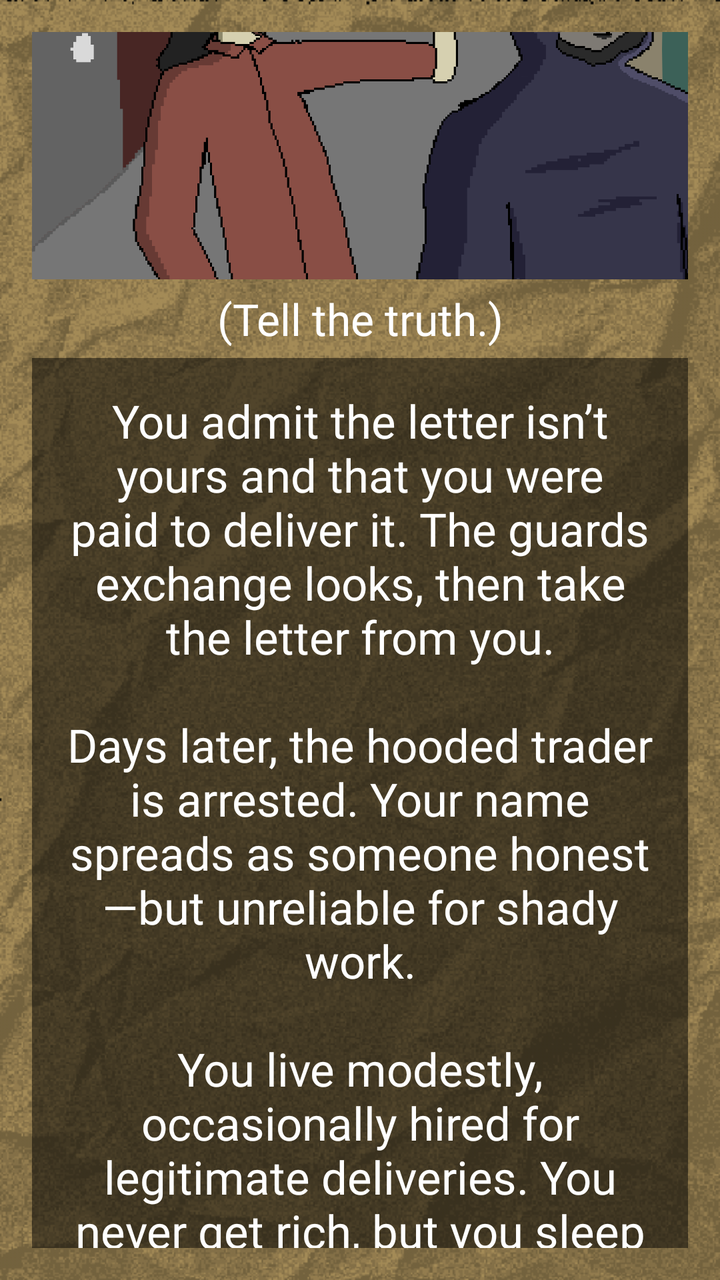
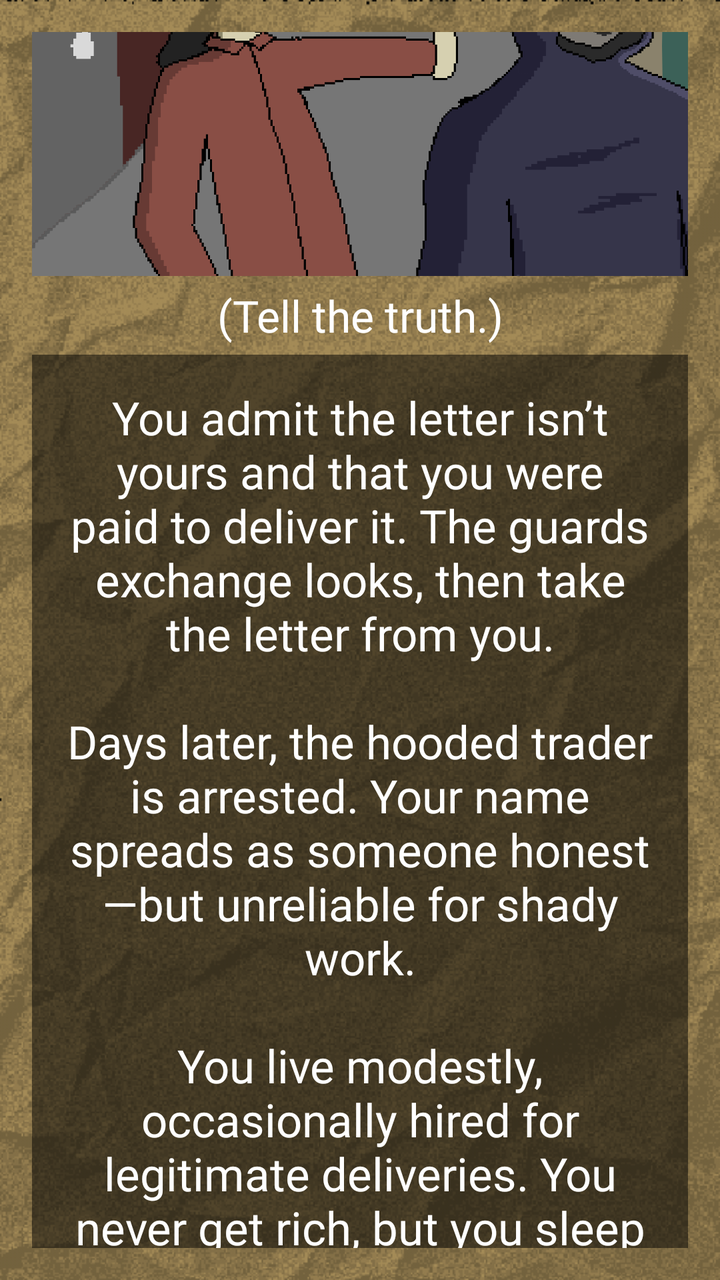

Two renders of the same Android screen: before a commit and after it. Below are the layout's source before the change and the commit's diff.
<!-- AndroidManifest.xml: application theme Theme.ChoiceQuest -->
<!-- res/layout/activity_page2_1_2_1_1_1_1.xml -->
<?xml version="1.0" encoding="utf-8"?>
<LinearLayout xmlns:android="http://schemas.android.com/apk/res/android"
    xmlns:app="http://schemas.android.com/apk/res-auto"
    xmlns:tools="http://schemas.android.com/tools"
    android:id="@+id/page2_1_2_1_1_1_1"
    android:layout_width="match_parent"
    android:layout_height="match_parent"
    android:gravity="center"
    android:orientation="vertical"
    android:background="@drawable/papertexture_"
    android:backgroundTint="#f8e7c2"
    android:backgroundTintMode="multiply"
    android:padding="16dp"
    tools:context=".Page2_1_2_1_1_1_1">

    <View
        android:layout_width="match_parent"
        android:layout_height="0dp"
        android:layout_weight="0.1"/>

    <ImageView
        android:id="@+id/imageView"
        android:layout_width="412dp"
        android:layout_height="250dp"
        android:src="@drawable/page2_1_2_1_1_1_1"/>

    <View
        android:layout_width="match_parent"
        android:layout_height="1dp"
        android:layout_weight="0.1"/>

    <TextView
        android:layout_width="match_parent"
        android:layout_height="wrap_content"
        android:gravity="center"
        android:fontFamily="@font/pixelspace"
        android:padding="5dp"
        android:text="(Tell the truth.)"
        android:textColor="@color/white"
        android:textSize="22sp" />

    <TextView
        android:layout_width="match_parent"
        android:layout_height="wrap_content"
        android:id="@+id/tv_page2_1_2_1_1_1_1"
        android:layout_marginBottom="16dp"
        android:background="#80000000"
        android:fontFamily="@font/pixelgame_font"
        android:gravity="center"
        android:padding="16dp"
        android:text="You admit the letter isn’t yours and that you were paid to deliver it. The guards exchange looks, then take the letter from you.\n\nDays later, the hooded trader is arrested. Your name spreads as someone honest—but unreliable for shady work.\n\nYou live modestly, occasionally hired for legitimate deliveries. You never get rich, but you sleep without fear."
        android:textColor="@color/white"
        android:textSize="23sp" />

    <View
        android:layout_width="match_parent"
        android:layout_height="1dp"
        android:layout_weight="0.1"/>

    <Button
        android:layout_width="410dp"
        android:layout_height="45dp"
        android:fontFamily="@font/quest_font"
        android:background="@android:color/transparent"
        android:textSize="12sp"
        android:layout_marginBottom="16dp"
        android:text="Go Back to Title Page"
        android:onClick="title7" />

    <View
        android:layout_width="match_parent"
        android:layout_height="0dp"
        android:layout_weight="1"/>

</LinearLayout>
<!-- resources referenced by this layout -->
<resources>
  <color name="white">#FFFFFF</color>
  <!-- drawable page2_1_2_1_1_1_1: png bitmap (drawable, 30021 bytes) -->
  <!-- drawable papertexture_: png bitmap (drawable, 156948 bytes) -->
  <style name="Theme.ChoiceQuest" parent="Base.Theme.ChoiceQuest" />
  <style name="Base.Theme.ChoiceQuest" parent="Theme.Material3.DayNight.NoActionBar">
          
          
      </style>
</resources>

<!-- the commit's change to res/layout/activity_page2_1_2_1_1_1_1.xml (unified diff, before → after) -->
@@ -58,11 +58,12 @@
         android:layout_weight="0.1"/>
 
     <Button
-        android:layout_width="410dp"
-        android:layout_height="45dp"
+        android:layout_width="match_parent"
+        android:layout_height="wrap_content"
         android:fontFamily="@font/quest_font"
-        android:background="@android:color/transparent"
-        android:textSize="12sp"
+        android:textSize="10sp"
+        android:textColor="@color/white"
+        android:backgroundTint="@color/cardview_dark_background"
         android:layout_marginBottom="16dp"
         android:text="Go Back to Title Page"
         android:onClick="title7" />
